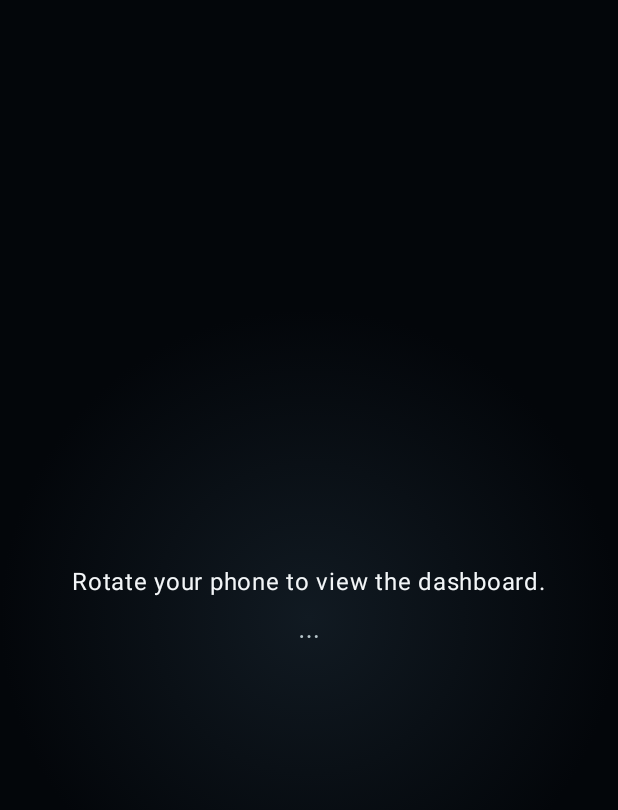
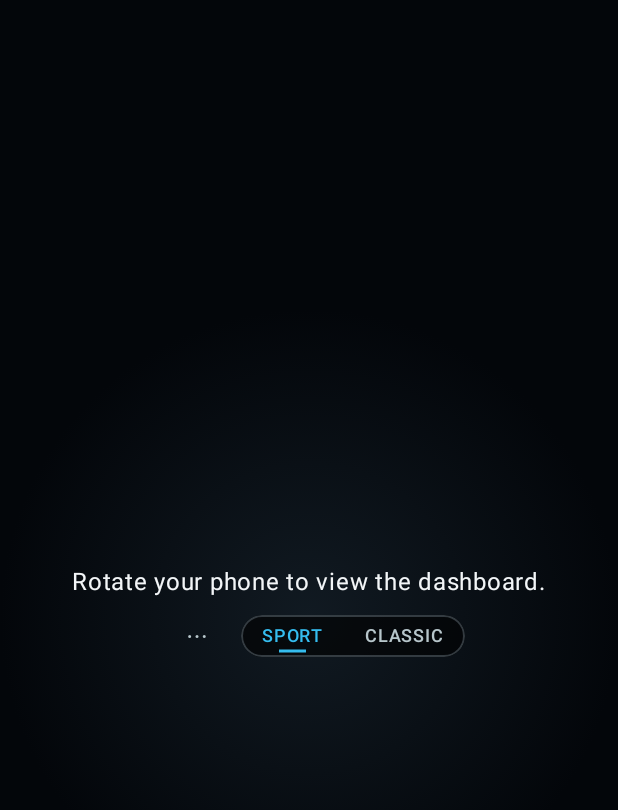
Before and after one commit to FelipeGarcia911/R9T_OBD2_Dashboard, an Android app built with Jetpack Compose: the composable SimulatedDiagnosticContent shown on its own in the app's theme, after a tap on "Open dashboard", on a phone screen of 412 x 824 dp. Shown: the top 810 px of the screen. Run offline under Robolectric (Android 15) with nearby library versions, the phone set to English and light mode, and no system bars.

Commit message:
Add a display selector and center the gear digit
- Every layout now shows tabs for the available displays next to the
  dashboard menu. The tabs come from DashboardLayout, so a new display
  only needs an entry and its panel. The choice still persists.
- Layouts receive the toolbar as a slot instead of knowing about the
  switch; the menu moves to DashboardToolbar and keeps Diagnostics.
- The sport gear digit is centered on its glyph bounds, so the font's
  ascent, descent and italic slant no longer push it off center.

Co-Authored-By: Claude Opus 5.5 <noreply@anthropic.com>

```diff
--- a/app/src/main/java/com/felipeg/r9t_obd2_dashboard/dashboard/ui/DashboardLayout.kt
+++ b/app/src/main/java/com/felipeg/r9t_obd2_dashboard/dashboard/ui/DashboardLayout.kt
@@ -5,12 +5,13 @@ import androidx.compose.runtime.Composable
 import androidx.compose.runtime.remember
 import androidx.compose.ui.platform.LocalContext
 
-/** Dashboard layouts the rider can switch between. */
-internal enum class DashboardLayout(val menuLabel: String) {
-    SPORT("Sport layout"),
-    CLASSIC("Classic layout");
-
-    val other: DashboardLayout get() = if (this == SPORT) CLASSIC else SPORT
+/**
+ * Displays the rider can pick from the selector, in tab order. To add a display, add an entry
+ * here and its panel in DashboardScreen.
+ */
+internal enum class DashboardLayout(val title: String) {
+    SPORT("Sport"),
+    CLASSIC("Classic");
 
     companion object {
         val DEFAULT = SPORT
--- a/app/src/main/java/com/felipeg/r9t_obd2_dashboard/dashboard/ui/DashboardScreen.kt
+++ b/app/src/main/java/com/felipeg/r9t_obd2_dashboard/dashboard/ui/DashboardScreen.kt
@@ -71,20 +71,20 @@ internal fun DashboardScreen(
     val status = state.dashboardStatus()
     val live = state as? DiagnosticState.Live
     var layout by rememberSaveable { mutableStateOf(layoutStore.load()) }
-    val switchLayout = {
-        layout = layout.other
-        layoutStore.save(layout)
+    val toolbar: @Composable () -> Unit = {
+        DashboardToolbar(
+            selected = layout,
+            onSelect = { selected ->
+                layout = selected
+                layoutStore.save(selected)
+            },
+            sourceLabel = sourceLabel,
+            onDiagnostics = onDiagnostics,
+        )
     }
     when (layout) {
-        DashboardLayout.SPORT -> SportDashboardPanel(
-            live, time, status,
-            menu = { DashboardMenu(sourceLabel, onDiagnostics, layout.other.menuLabel, switchLayout) },
-            modifier = modifier,
-        )
-        DashboardLayout.CLASSIC -> DashboardPanel(
-            live, time, status, onDiagnostics, modifier, sourceLabel,
-            switchLabel = layout.other.menuLabel, onSwitchLayout = switchLayout,
-        )
+        DashboardLayout.SPORT -> SportDashboardPanel(live, time, status, toolbar, modifier)
+        DashboardLayout.CLASSIC -> DashboardPanel(live, time, status, onDiagnostics, modifier, toolbar)
     }
 }
 
@@ -106,9 +106,7 @@ private fun DashboardPanel(
     status: String?,
     onDiagnostics: () -> Unit,
     modifier: Modifier = Modifier,
-    sourceLabel: String = "Simulation",
-    switchLabel: String? = null,
-    onSwitchLayout: () -> Unit = {},
+    toolbar: @Composable () -> Unit = {},
 ) {
     val rpm = live?.engineRpm.valueOrNull()
     val speedReading = live?.speedKmh.valueOrNull()
@@ -153,7 +151,7 @@ private fun DashboardPanel(
                 ) {
                     Text("ODOMETER  $odometer km", color = Muted,
                         style = MaterialTheme.typography.labelLarge, fontFamily = FontFamily.Monospace)
-                    DashboardMenu(sourceLabel, onDiagnostics, switchLabel, onSwitchLayout)
+                    toolbar()
                 }
                 Box(
                     Modifier.fillMaxWidth().padding(horizontal = 8.dp).height(1.dp)
@@ -230,37 +228,6 @@ private fun DashboardPanel(
     }
 }
 
-@Composable
-private fun DashboardMenu(
-    sourceLabel: String,
-    onDiagnostics: () -> Unit,
-    switchLabel: String? = null,
-    onSwitchLayout: () -> Unit = {},
-) {
-    var expanded by rememberSaveable { mutableStateOf(false) }
-    Box {
-        TextButton(
-            onClick = { expanded = true },
-            modifier = Modifier.semantics { contentDescription = "Dashboard menu" },
-        ) {
-            Text("⋯", color = Muted, style = MaterialTheme.typography.titleMedium)
-        }
-        DropdownMenu(expanded = expanded, onDismissRequest = { expanded = false }) {
-            DropdownMenuItem(text = { Text(sourceLabel) }, onClick = {}, enabled = false)
-            if (switchLabel != null) {
-                DropdownMenuItem(text = { Text(switchLabel) }, onClick = {
-                    expanded = false
-                    onSwitchLayout()
-                })
-            }
-            DropdownMenuItem(text = { Text("Diagnostics") }, onClick = {
-                expanded = false
-                onDiagnostics()
-            })
-        }
-    }
-}
-
 private fun SignalReading?.valueOrNull(): Double? = (this as? SignalReading.Sample)?.value
 
 @Preview(name = "Landscape · live", widthDp = 780, heightDp = 360)
--- /dev/null
+++ b/app/src/main/java/com/felipeg/r9t_obd2_dashboard/dashboard/ui/DashboardToolbar.kt
@@ -0,0 +1,121 @@
+package com.felipeg.r9t_obd2_dashboard.dashboard.ui
+
+import androidx.compose.foundation.background
+import androidx.compose.foundation.border
+import androidx.compose.foundation.layout.Box
+import androidx.compose.foundation.layout.Row
+import androidx.compose.foundation.layout.padding
+import androidx.compose.foundation.selection.selectable
+import androidx.compose.foundation.selection.selectableGroup
+import androidx.compose.foundation.shape.RoundedCornerShape
+import androidx.compose.material3.DropdownMenu
+import androidx.compose.material3.DropdownMenuItem
+import androidx.compose.material3.MaterialTheme
+import androidx.compose.material3.Text
+import androidx.compose.material3.TextButton
+import androidx.compose.runtime.Composable
+import androidx.compose.runtime.getValue
+import androidx.compose.runtime.mutableStateOf
+import androidx.compose.runtime.saveable.rememberSaveable
+import androidx.compose.runtime.setValue
+import androidx.compose.ui.Alignment
+import androidx.compose.ui.Modifier
+import androidx.compose.ui.draw.clip
+import androidx.compose.ui.draw.drawBehind
+import androidx.compose.ui.geometry.Offset
+import androidx.compose.ui.graphics.Color
+import androidx.compose.ui.semantics.Role
+import androidx.compose.ui.semantics.contentDescription
+import androidx.compose.ui.semantics.semantics
+import androidx.compose.ui.unit.dp
+
+private val ToolbarMuted = Color(0xFFB7C6CB)
+private val ToolbarSelected = Color(0xFF35BDEF)
+private val ToolbarOutline = Color(0x5591A3AD)
+private val ToolbarSurface = Color(0x99000000)
+
+/**
+ * Controls shared by every dashboard layout: a tab per display and the dashboard menu.
+ * Each layout only decides where to place it.
+ */
+@Composable
+internal fun DashboardToolbar(
+    selected: DashboardLayout,
+    onSelect: (DashboardLayout) -> Unit,
+    sourceLabel: String,
+    onDiagnostics: () -> Unit,
+    modifier: Modifier = Modifier,
+) {
+    Row(modifier, verticalAlignment = Alignment.CenterVertically) {
+        DashboardMenu(sourceLabel, onDiagnostics)
+        DisplaySelector(selected, onSelect)
+    }
+}
+
+/** One tab per display. Adding a [DashboardLayout] adds its tab; nothing here changes. */
+@Composable
+internal fun DisplaySelector(
+    selected: DashboardLayout,
+    onSelect: (DashboardLayout) -> Unit,
+    modifier: Modifier = Modifier,
+) {
+    val shape = RoundedCornerShape(50)
+    Row(
+        modifier
+            .clip(shape)
+            .background(ToolbarSurface)
+            .border(1.dp, ToolbarOutline, shape)
+            .selectableGroup()
+            .semantics { contentDescription = "Display selector" },
+    ) {
+        DashboardLayout.entries.forEach { layout ->
+            DisplayTab(layout.title, layout == selected) { onSelect(layout) }
+        }
+    }
+}
+
+@Composable
+private fun DisplayTab(title: String, selected: Boolean, onClick: () -> Unit) {
+    val color = if (selected) ToolbarSelected else ToolbarMuted
+    Box(
+        Modifier
+            .selectable(selected = selected, role = Role.Tab, onClick = onClick)
+            .then(if (selected) Modifier.selectedUnderline() else Modifier)
+            .padding(horizontal = 14.dp, vertical = 6.dp),
+        contentAlignment = Alignment.Center,
+    ) {
+        Text(title.uppercase(), color = color, style = MaterialTheme.typography.labelMedium)
+    }
+}
+
+@Composable
+private fun DashboardMenu(sourceLabel: String, onDiagnostics: () -> Unit) {
+    var expanded by rememberSaveable { mutableStateOf(false) }
+    Box {
+        TextButton(
+            onClick = { expanded = true },
+            modifier = Modifier.semantics { contentDescription = "Dashboard menu" },
+        ) {
+            Text("⋯", color = ToolbarMuted, style = MaterialTheme.typography.titleMedium)
+        }
+        DropdownMenu(expanded = expanded, onDismissRequest = { expanded = false }) {
+            DropdownMenuItem(text = { Text(sourceLabel) }, onClick = {}, enabled = false)
+            DropdownMenuItem(text = { Text("Diagnostics") }, onClick = {
+                expanded = false
+                onDiagnostics()
+            })
+        }
+    }
+}
+
+/** A short cyan bar under the selected tab, drawn without affecting the tab's size. */
+private fun Modifier.selectedUnderline() = drawBehind {
+    val width = 18.dp.toPx()
+    val y = size.height - 4.dp.toPx()
+    drawLine(
+        ToolbarSelected,
+        Offset((size.width - width) / 2, y),
+        Offset((size.width + width) / 2, y),
+        strokeWidth = 2.dp.toPx(),
+    )
+}
--- a/app/src/main/java/com/felipeg/r9t_obd2_dashboard/dashboard/ui/sport/SportDashboard.kt
+++ b/app/src/main/java/com/felipeg/r9t_obd2_dashboard/dashboard/ui/sport/SportDashboard.kt
@@ -28,14 +28,14 @@ import kotlin.math.roundToInt
 
 /**
  * Round sport layout: semicircular tachometer with the speed in its center and the gear,
- * when the data source provides it, in the top-right corner. [menu] is supplied by the host.
+ * when the data source provides it, in the top-right corner. [toolbar] is supplied by the host.
  */
 @Composable
 internal fun SportDashboardPanel(
     live: DiagnosticState.Live?,
     time: String,
     status: String?,
-    menu: @Composable () -> Unit,
+    toolbar: @Composable () -> Unit,
     modifier: Modifier = Modifier,
 ) {
     val rpm = (live?.engineRpm as? SignalReading.Sample)?.value
@@ -47,7 +47,7 @@ internal fun SportDashboardPanel(
         modifier.fillMaxSize().background(Brush.radialGradient(listOf(SportColors.GroundCenter, SportColors.GroundEdge))),
     ) {
         if (maxWidth <= maxHeight) {
-            RotatePrompt(menu, Modifier.align(Alignment.Center))
+            RotatePrompt(toolbar, Modifier.align(Alignment.Center))
             return@BoxWithConstraints
         }
         val layout = SportDialLayout.fit(maxWidth, maxHeight)
@@ -56,16 +56,16 @@ internal fun SportDashboardPanel(
         live?.gear?.let { gear ->
             SportGearBox(gear, layout.radius, Modifier.align(Alignment.TopEnd).padding(top = 12.dp, end = 16.dp))
         }
-        Box(Modifier.align(Alignment.TopStart).padding(start = 4.dp, top = 4.dp)) { menu() }
+        Box(Modifier.align(Alignment.TopStart).padding(start = 4.dp, top = 4.dp)) { toolbar() }
         StatusRow(status, time, layout, Modifier.align(Alignment.BottomCenter))
     }
 }
 
 @Composable
-private fun RotatePrompt(menu: @Composable () -> Unit, modifier: Modifier) {
+private fun RotatePrompt(toolbar: @Composable () -> Unit, modifier: Modifier) {
     Column(modifier.padding(16.dp), horizontalAlignment = Alignment.CenterHorizontally) {
         Text("Rotate your phone to view the dashboard.", color = SportColors.White)
-        menu()
+        toolbar()
     }
 }
 
--- a/app/src/main/java/com/felipeg/r9t_obd2_dashboard/dashboard/ui/sport/SportTachometer.kt
+++ b/app/src/main/java/com/felipeg/r9t_obd2_dashboard/dashboard/ui/sport/SportTachometer.kt
@@ -25,7 +25,7 @@ private const val TICKS_PER_THOUSAND = 4
  */
 @Composable
 internal fun SportTachometer(thousands: Float?, layout: SportDialLayout, modifier: Modifier = Modifier) {
-    val numerals = SportTypography.rememberNumeralPaint()
+    val numerals = SportTypography.rememberNumeralPaint().apply { textAlign = Paint.Align.CENTER }
     Canvas(modifier.semantics { contentDescription = "Tachometer, zero to ten thousand RPM" }) {
         val dial = Dial(
             center = Offset(layout.centerX.toPx(), layout.centerY.toPx()),
```
Also changed, not shown: app/src/main/java/com/felipeg/r9t_obd2_dashboard/dashboard/ui/sport/SportReadouts.kt (+28 -3 lines), app/src/main/java/com/felipeg/r9t_obd2_dashboard/dashboard/ui/sport/SportTheme.kt (+8 -6 lines), 1 other file.
